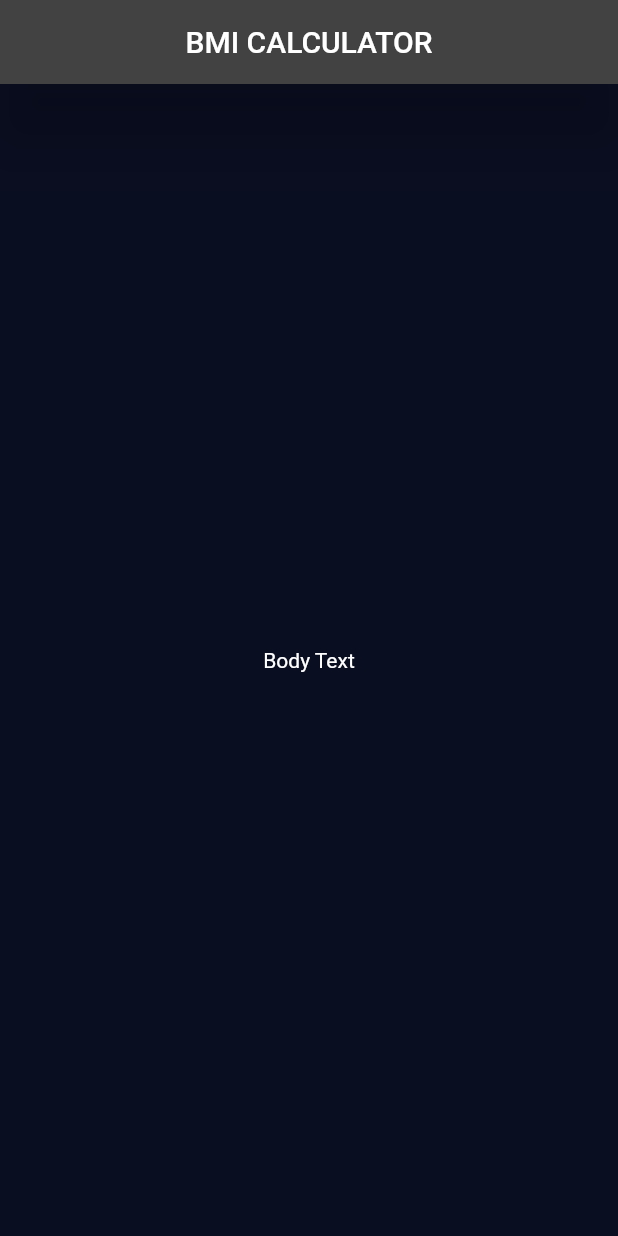
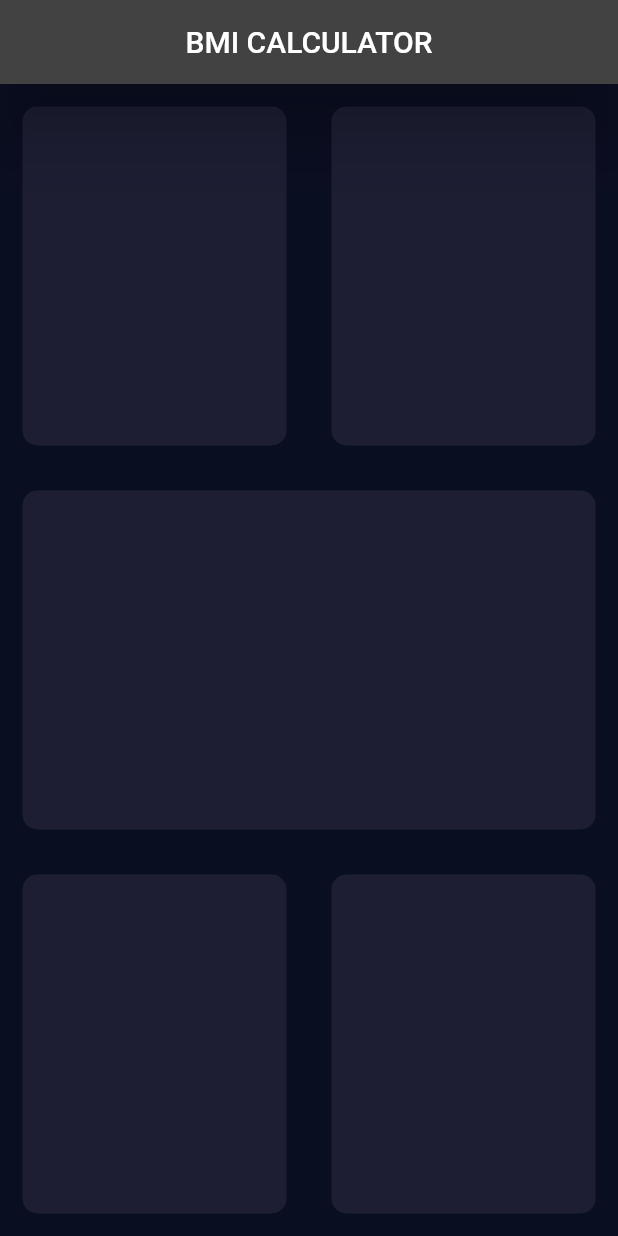
Before and after one commit to Maxondria/flutter-bmi-calculator-app, a Flutter app: the screen it shows after launch, on a phone screen of 412 x 824 dp. Run offline on Flutter 3.47's test engine with Material 2 defaults, Android fonts, the phone set to English and light mode, and no system bars.

Commit message:
layout the default screen - and create a reusable container widget

```diff
--- a/lib/main.dart
+++ b/lib/main.dart
@@ -7,7 +7,9 @@ class BMICalculator extends StatelessWidget {
   @override
   Widget build(BuildContext context) {
     return MaterialApp(
-      home: InputPage(),
+      home: SafeArea(
+        child: InputPage(),
+      ),
       theme: ThemeData.dark().copyWith(
         primaryColor: Color(0xFF0A0E21),
         appBarTheme: AppBarTheme(
--- a/lib/screens/input_page_screen.dart
+++ b/lib/screens/input_page_screen.dart
@@ -13,9 +13,64 @@ class _InputPageState extends State<InputPage> {
         title: Text('BMI CALCULATOR'),
         centerTitle: true,
       ),
-      body: Center(
-        child: Text('Body Text'),
+      body: Column(
+        children: <Widget>[
+          Expanded(
+            child: Row(
+              children: <Widget>[
+                Expanded(
+                  child: ReusableCard(
+                    color: Color(0xFF1D1E33),
+                  ),
+                ),
+                Expanded(
+                  child: ReusableCard(
+                    color: Color(0xFF1D1E33),
+                  ),
+                ),
+              ],
+            ),
+          ),
+          Expanded(
+            child: ReusableCard(
+              color: Color(0xFF1D1E33),
+            ),
+          ),
+          Expanded(
+            child: Row(
+              children: <Widget>[
+                Expanded(
+                  child: ReusableCard(
+                    color: Color(0xFF1D1E33),
+                  ),
+                ),
+                Expanded(
+                  child: ReusableCard(
+                    color: Color(0xFF1D1E33),
+                  ),
+                ),
+              ],
+            ),
+          ),
+        ],
       ),
     );
   }
 }
+
+class ReusableCard extends StatelessWidget {
+  final Color color;
+
+  const ReusableCard({Key key, @required this.color}) : super(key: key);
+
+  @override
+  Widget build(BuildContext context) {
+    return Container(
+      margin: const EdgeInsets.all(15.0),
+      decoration: BoxDecoration(
+        borderRadius: BorderRadius.circular(10.0),
+        color: color,
+      ),
+    );
+  }
+}
```
